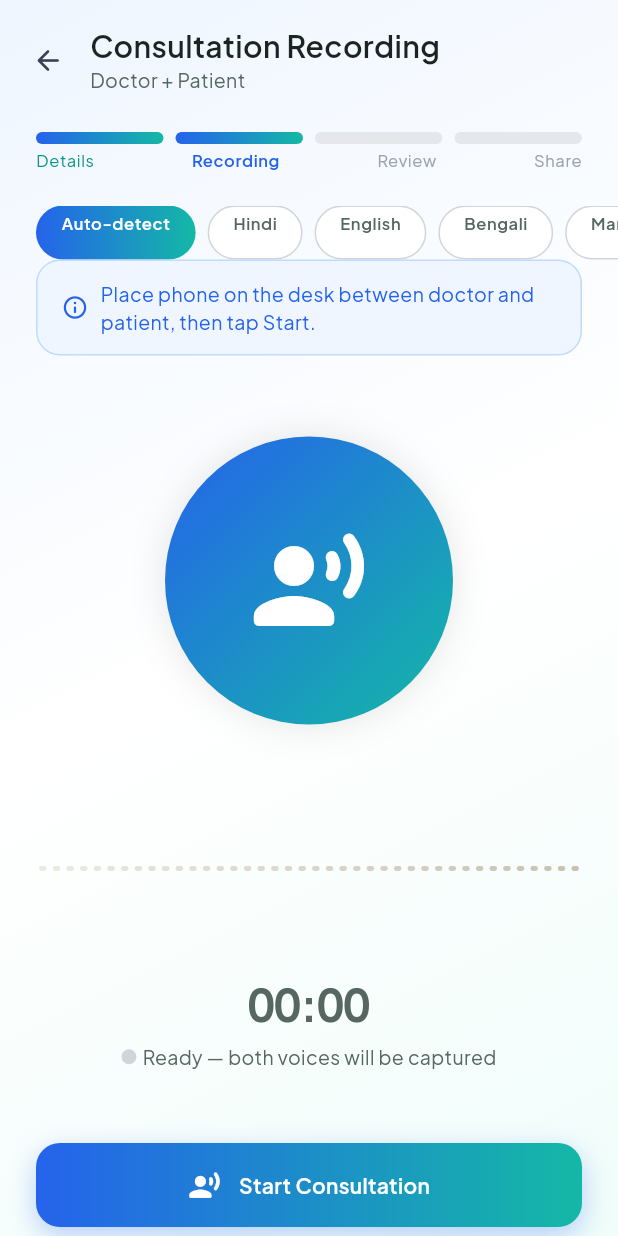
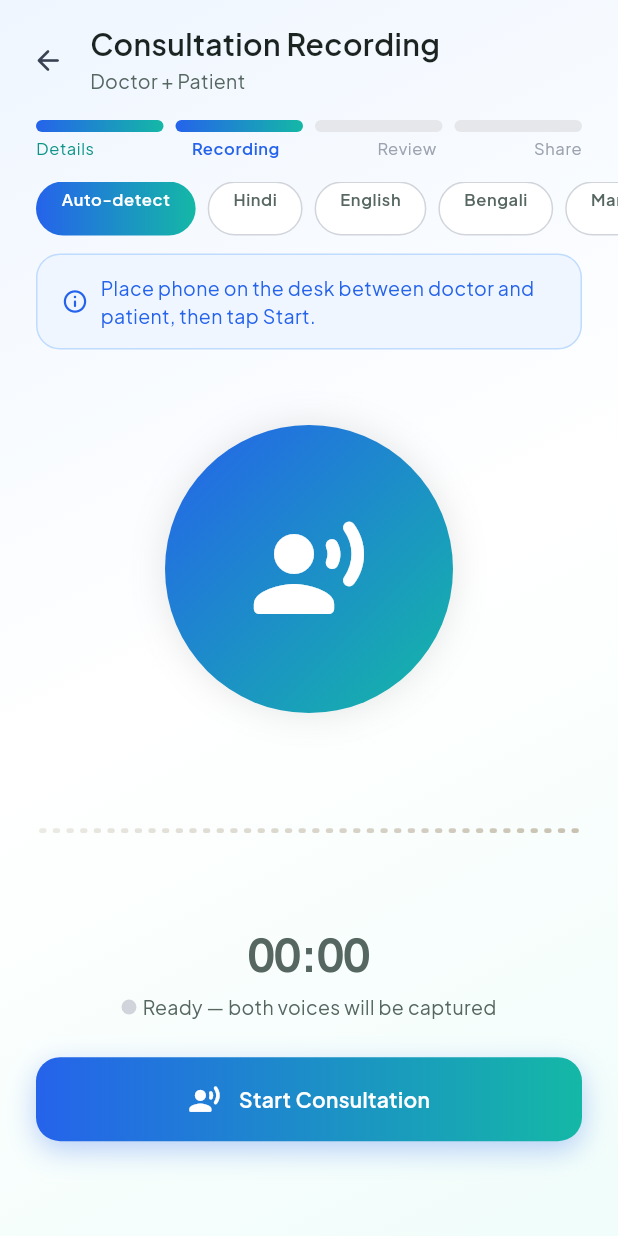
Before and after one commit to negiaryan19/Elevntraa, a Flutter app: the RecordingScreen screen opened directly with empty values, on a phone screen of 412 x 824 dp. Run offline on Flutter 3.47's test engine with Material 3 defaults, Android fonts, the phone set to English and light mode, and no system bars; our stand-ins replace dio, drift, flutter_dotenv, flutter_riverpod, freezed_annotation, go_router and 7 more; missing offline and left inert: record; accounts and stored records are empty; generated files the repository leaves out were written again.

Commit message:
Fix the cross-device bug

```diff
--- a/lib/app/app.dart
+++ b/lib/app/app.dart
@@ -25,7 +25,7 @@
           data: mq.copyWith(
             textScaler: mq.textScaler.clamp(
               minScaleFactor: 1.0,
-              maxScaleFactor: 1.1,
+              maxScaleFactor: 1.3,
             ),
           ),
           child: child!,
--- a/lib/core/theme/app_spacing.dart
+++ b/lib/core/theme/app_spacing.dart
@@ -34,4 +34,27 @@ class AppSpacing {
   static const BorderRadius radiusLg = BorderRadius.all(Radius.circular(16));
   static const BorderRadius radiusXl = BorderRadius.all(Radius.circular(24));
   static const BorderRadius radiusPill = BorderRadius.all(Radius.circular(999));
+
+  /// Returns a scaled value based on screen height so fixed spacings shrink
+  /// on very small phones (<600dp), small phones (<680dp) and medium phones
+  /// (<780dp) while staying full-size on the Pixel 6a baseline and above.
+  static double adaptive(BuildContext context, double baseValue) {
+    final height = MediaQuery.of(context).size.height;
+    if (height < 600) return baseValue * 0.45;
+    if (height < 680) return baseValue * 0.6;
+    if (height < 780) return baseValue * 0.78;
+    return baseValue;
+  }
+
+  /// Like [adaptive] but for widget dimensions (icons, avatars, circles) that
+  /// need proportional scaling with optional clamping.
+  static double adaptiveSize(
+    BuildContext context,
+    double baseSize, {
+    double? min,
+  }) {
+    final scaled = adaptive(context, baseSize);
+    if (min != null && scaled < min) return min;
+    return scaled;
+  }
 }
--- a/lib/features/consultation/presentation/intake_choice_screen.dart
+++ b/lib/features/consultation/presentation/intake_choice_screen.dart
@@ -33,9 +33,9 @@ class IntakeChoiceScreen extends StatelessWidget {
             children: [
               // Header
               Padding(
-                padding: const EdgeInsets.fromLTRB(
+                padding: EdgeInsets.fromLTRB(
                   AppSpacing.s,
-                  AppSpacing.md,
+                  AppSpacing.adaptive(context, AppSpacing.md),
                   AppSpacing.lg,
                   0,
                 ),
@@ -70,7 +70,7 @@ class IntakeChoiceScreen extends StatelessWidget {
                   ],
                 ),
               ),
-              const SizedBox(height: AppSpacing.xl),
+              SizedBox(height: AppSpacing.adaptive(context, AppSpacing.xl)),
               Expanded(
                 child: SingleChildScrollView(
                   padding: const EdgeInsets.fromLTRB(
--- a/lib/features/consultation/presentation/recording_screen.dart
+++ b/lib/features/consultation/presentation/recording_screen.dart
@@ -280,9 +280,9 @@ class _RecordingScreenState extends ConsumerState<RecordingScreen>
             children: [
               // Header
               Padding(
-                padding: const EdgeInsets.fromLTRB(
+                padding: EdgeInsets.fromLTRB(
                   AppSpacing.s,
-                  AppSpacing.md,
+                  AppSpacing.adaptive(context, AppSpacing.md),
                   AppSpacing.lg,
                   0,
                 ),
@@ -311,6 +311,7 @@ class _RecordingScreenState extends ConsumerState<RecordingScreen>
                             style: AppTypography.headlineMedium,
                             overflow: TextOverflow.ellipsis,
                           ),
+                          const SizedBox(height: AppSpacing.xxs),
                           Text(
                             isBusy
                                 ? 'Processing audio...'
@@ -328,13 +329,13 @@ class _RecordingScreenState extends ConsumerState<RecordingScreen>
                   ],
                 ),
               ),
-              const SizedBox(height: AppSpacing.lg),
+              const SizedBox(height: AppSpacing.md),
               // Progress bar
               Padding(
                 padding: const EdgeInsets.symmetric(horizontal: AppSpacing.lg),
                 child: _StepProgressBar(activeStep: 1),
               ),
-              const SizedBox(height: AppSpacing.lg),
+              const SizedBox(height: AppSpacing.md),
               // Language picker (compact)
               SizedBox(
                 height: 36,
@@ -392,6 +393,7 @@ class _RecordingScreenState extends ConsumerState<RecordingScreen>
                   },
                 ),
               ),
+              const SizedBox(height: AppSpacing.m),
               // Tip card — shown only when idle
               if (!isRecording && !isBusy)
                 Padding(
@@ -428,45 +430,44 @@ class _RecordingScreenState extends ConsumerState<RecordingScreen>
                     ),
                   ),
                 ),
-              const SizedBox(height: AppSpacing.lg),
-              // Main recording area — scrollable so error text never overflows
+              SizedBox(height: AppSpacing.adaptive(context, AppSpacing.m)),
+              // Main recording area — scrollable so errors/warnings
+              // don't overflow the bottom on smaller devices.
               Expanded(
-                child: LayoutBuilder(
-                  builder: (context, constraints) => SingleChildScrollView(
-                    child: ConstrainedBox(
-                      constraints: BoxConstraints(
-                        minHeight: constraints.maxHeight,
-                      ),
+                child: SingleChildScrollView(
                   child: Column(
-                        mainAxisAlignment: MainAxisAlignment.center,
                     children: [
-                          // Large circle + pulse
+                      SizedBox(height: AppSpacing.adaptive(context, AppSpacing.lg)),
+                      // Large circle + pulse — sizes scale with screen height
                       AnimatedBuilder(
                         animation: Listenable.merge([_pulse1, _pulse2]),
                         builder: (context, _) {
+                          final circleD = AppSpacing.adaptive(context, 192.0);
+                          final boxD = circleD * 1.15;
+                          final iconSz = circleD * (80 / 192);
                           return SizedBox(
-                                width: 240,
-                                height: 240,
+                            width: boxD,
+                            height: boxD,
                             child: Stack(
                               alignment: Alignment.center,
                               children: [
                                 if (isActiveRecording) ...[
                                   _PulseRing(
                                     progress: _pulse1.value,
-                                        baseSize: 192,
+                                    baseSize: circleD,
                                     maxScale: 1.5,
                                     color: const Color(0xFF60A5FA),
                                   ),
                                   _PulseRing(
                                     progress: _pulse2.value,
-                                        baseSize: 192,
+                                    baseSize: circleD,
                                     maxScale: 1.8,
                                     color: _kTeal500,
                                   ),
                                 ],
                                 Container(
-                                      width: 192,
-                                      height: 192,
+                                  width: circleD,
+                                  height: circleD,
                                   decoration: BoxDecoration(
                                     gradient: const LinearGradient(
                                       begin: Alignment.topLeft,
@@ -479,9 +480,7 @@ class _RecordingScreenState extends ConsumerState<RecordingScreen>
                                         color: isActiveRecording
                                             ? _kBlueShadow
                                             : const Color(0x1A000000),
-                                            blurRadius: isActiveRecording
-                                                ? 40
-                                                : 20,
+                                        blurRadius: isActiveRecording ? 40 : 20,
                                       ),
                                     ],
                                   ),
@@ -493,10 +492,9 @@ class _RecordingScreenState extends ConsumerState<RecordingScreen>
                                       : Icon(
                                           isRecording
                                               ? Icons.mic_rounded
-                                                  : Icons
-                                                        .record_voice_over_rounded,
+                                              : Icons.record_voice_over_rounded,
                                           color: Colors.white,
-                                              size: 80,
+                                          size: iconSz,
                                         ),
                                 ),
                               ],
@@ -504,7 +502,7 @@ class _RecordingScreenState extends ConsumerState<RecordingScreen>
                           );
                         },
                       ),
-                          const SizedBox(height: AppSpacing.xl),
+                      SizedBox(height: AppSpacing.adaptive(context, AppSpacing.lg)),
                       // Waveform
                       Padding(
                         padding: const EdgeInsets.symmetric(
@@ -514,10 +512,10 @@ class _RecordingScreenState extends ConsumerState<RecordingScreen>
                           amplitudeStream: recorder.amplitude,
                           active: isActiveRecording,
                           barCount: 40,
-                              height: 80,
+                          height: AppSpacing.adaptive(context, 80),
                         ),
                       ),
-                          const SizedBox(height: AppSpacing.xl),
+                      SizedBox(height: AppSpacing.adaptive(context, AppSpacing.lg)),
                       // Timer
                       Text(
                         _fmt(state.elapsed),
@@ -525,9 +523,7 @@ class _RecordingScreenState extends ConsumerState<RecordingScreen>
                           color: isActiveRecording
                               ? _kBlue600
                               : AppColors.textSecondary,
-                              fontFeatures: const [
-                                FontFeature.tabularFigures(),
-                              ],
+                          fontFeatures: const [FontFeature.tabularFigures()],
                         ),
                       ),
                       const SizedBox(height: AppSpacing.s),
@@ -546,7 +542,8 @@ class _RecordingScreenState extends ConsumerState<RecordingScreen>
                             ),
                           ),
                           const SizedBox(width: AppSpacing.xs),
-                              Text(
+                          Flexible(
+                            child: Text(
                               isRecording
                                   ? _isPaused
                                         ? 'Paused'
@@ -555,11 +552,12 @@ class _RecordingScreenState extends ConsumerState<RecordingScreen>
                                   ? _busyLabel(state.stage)
                                   : 'Ready — both voices will be captured',
                               style: AppTypography.bodySmall,
+                              overflow: TextOverflow.ellipsis,
+                            ),
                           ),
                         ],
                       ),
-                          // Live "mic is silent" warning — recording is running but
-                          // no audio is arriving, so the file will be empty.
+                      // Live "mic is silent" warning
                       if (isActiveRecording && _silenceHint) ...[
                         const SizedBox(height: AppSpacing.md),
                         GestureDetector(
@@ -575,9 +573,7 @@ class _RecordingScreenState extends ConsumerState<RecordingScreen>
                             decoration: BoxDecoration(
                               color: const Color(0xFFFEF3C7),
                               borderRadius: AppSpacing.radiusMd,
-                                  border: Border.all(
-                                    color: const Color(0xFFF59E0B),
-                                  ),
+                              border: Border.all(color: const Color(0xFFF59E0B)),
                             ),
                             child: Row(
                               children: [
@@ -594,8 +590,7 @@ class _RecordingScreenState extends ConsumerState<RecordingScreen>
                                     'in your device Settings, and disconnect '
                                     'Bluetooth headphones. '
                                     'Tap here to open Settings.',
-                                        style: AppTypography.labelSmall
-                                            .copyWith(
+                                    style: AppTypography.labelSmall.copyWith(
                                       color: const Color(0xFF92400E),
                                     ),
                                   ),
@@ -619,9 +614,7 @@ class _RecordingScreenState extends ConsumerState<RecordingScreen>
                           decoration: BoxDecoration(
                             color: const Color(0xFFFEF3C7),
                             borderRadius: AppSpacing.radiusMd,
-                                border: Border.all(
-                                  color: const Color(0xFFF59E0B),
-                                ),
+                            border: Border.all(color: const Color(0xFFF59E0B)),
                           ),
                           child: Row(
                             mainAxisSize: MainAxisSize.min,
@@ -657,7 +650,7 @@ class _RecordingScreenState extends ConsumerState<RecordingScreen>
                           ),
                         ),
                       ],
-                          const SizedBox(height: AppSpacing.xxl),
+                      const SizedBox(height: AppSpacing.lg),
                       // Buttons
                       if (!isRecording && !isBusy)
                         Padding(
@@ -671,18 +664,24 @@ class _RecordingScreenState extends ConsumerState<RecordingScreen>
                           ),
                         )
                       else if (isRecording)
-                            Row(
-                              mainAxisAlignment: MainAxisAlignment.center,
+                        Padding(
+                          padding: const EdgeInsets.symmetric(
+                            horizontal: AppSpacing.lg,
+                          ),
+                          child: Row(
                             children: [
-                                _OutlineButton(
+                              Expanded(
+                                child: _OutlineButton(
                                   icon: _isPaused
                                       ? Icons.play_arrow_rounded
                                       : Icons.pause_rounded,
                                   label: _isPaused ? 'Resume' : 'Pause',
                                   onTap: _onPauseResume,
                                 ),
+                              ),
                               const SizedBox(width: AppSpacing.md),
-                                _GreenButton(
+                              Expanded(
+                                child: _GreenButton(
                                   icon: Icons.check_rounded,
                                   label: 'Done',
                                   enabled: state.elapsed.inSeconds >= 5,
@@ -690,13 +689,13 @@ class _RecordingScreenState extends ConsumerState<RecordingScreen>
                                       ? _onDone
                                       : null,
                                 ),
+                              ),
                             ],
+                          ),
                         ),
                       if (state.elapsed.inSeconds < 5 && isRecording)
                         Padding(
-                              padding: const EdgeInsets.only(
-                                top: AppSpacing.md,
-                              ),
+                          padding: const EdgeInsets.only(top: AppSpacing.md),
                           child: Text(
                             'Minimum 5 seconds required',
                             style: AppTypography.bodySmall.copyWith(
@@ -704,9 +703,8 @@ class _RecordingScreenState extends ConsumerState<RecordingScreen>
                             ),
                           ),
                         ),
+                      SizedBox(height: AppSpacing.adaptive(context, AppSpacing.lg)),
                     ],
-                      ),
-                    ),
                   ),
                 ),
               ),
@@ -875,7 +873,7 @@ class _OutlineButton extends StatelessWidget {
       onTap: onTap,
       child: Container(
         padding: const EdgeInsets.symmetric(
-          horizontal: AppSpacing.xl,
+          horizontal: AppSpacing.md,
           vertical: 18,
         ),
         decoration: BoxDecoration(
@@ -885,10 +883,17 @@ class _OutlineButton extends StatelessWidget {
           boxShadow: AppColors.cardShadow,
         ),
         child: Row(
+          mainAxisAlignment: MainAxisAlignment.center,
           children: [
             Icon(icon, size: 22, color: AppColors.textPrimary),
             const SizedBox(width: AppSpacing.s),
-            Text(label, style: AppTypography.titleSmall),
+            Flexible(
+              child: Text(
+                label,
+                style: AppTypography.titleSmall,
+                overflow: TextOverflow.ellipsis,
+              ),
+            ),
           ],
         ),
       ),
@@ -916,7 +921,7 @@ class _GreenButton extends StatelessWidget {
       child: AnimatedContainer(
         duration: const Duration(milliseconds: 200),
         padding: const EdgeInsets.symmetric(
-          horizontal: AppSpacing.xl,
+          horizontal: AppSpacing.md,
           vertical: 18,
         ),
         decoration: BoxDecoration(
@@ -938,6 +943,7 @@ class _GreenButton extends StatelessWidget {
               : null,
         ),
         child: Row(
+          mainAxisAlignment: MainAxisAlignment.center,
           children: [
             Icon(
               icon,
@@ -945,10 +951,13 @@ class _GreenButton extends StatelessWidget {
               color: enabled ? Colors.white : const Color(0xFF9CA3AF),
             ),
             const SizedBox(width: AppSpacing.s),
-            Text(
+            Flexible(
+              child: Text(
                 label,
                 style: AppTypography.titleSmall.copyWith(
                   color: enabled ? Colors.white : const Color(0xFF9CA3AF),
+                ),
+                overflow: TextOverflow.ellipsis,
               ),
             ),
           ],
--- a/lib/features/patient/presentation/patients_screen.dart
+++ b/lib/features/patient/presentation/patients_screen.dart
@@ -87,11 +87,11 @@ class _PatientsScreenState extends ConsumerState<PatientsScreen> {
             child: SafeArea(
               bottom: false,
               child: Padding(
-                padding: const EdgeInsets.fromLTRB(
+                padding: EdgeInsets.fromLTRB(
                   AppSpacing.lg,
+                  AppSpacing.adaptive(context, AppSpacing.lg),
                   AppSpacing.lg,
-                  AppSpacing.lg,
-                  AppSpacing.xl + AppSpacing.s,
+                  AppSpacing.adaptive(context, AppSpacing.xl + AppSpacing.s),
                 ),
                 child: Column(
                   crossAxisAlignment: CrossAxisAlignment.start,
```
Also changed, not shown: lib/features/consultation/presentation/intake_screen.dart (+28 -20 lines), lib/features/home/presentation/home_screen.dart (+87 -48 lines), lib/features/prescription/presentation/pdf_preview_screen.dart (+14 -5 lines), lib/features/prescription/presentation/review_sign_screen.dart (+23 -12 lines), lib/features/settings/presentation/settings_screen.dart (+5 -5 lines), 2 other files. Lines whose indentation alone changed are shown as unchanged.
